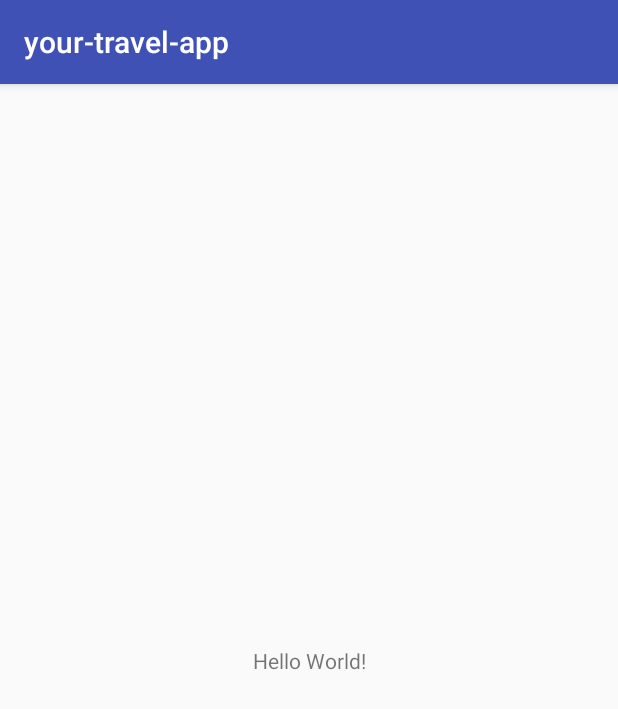
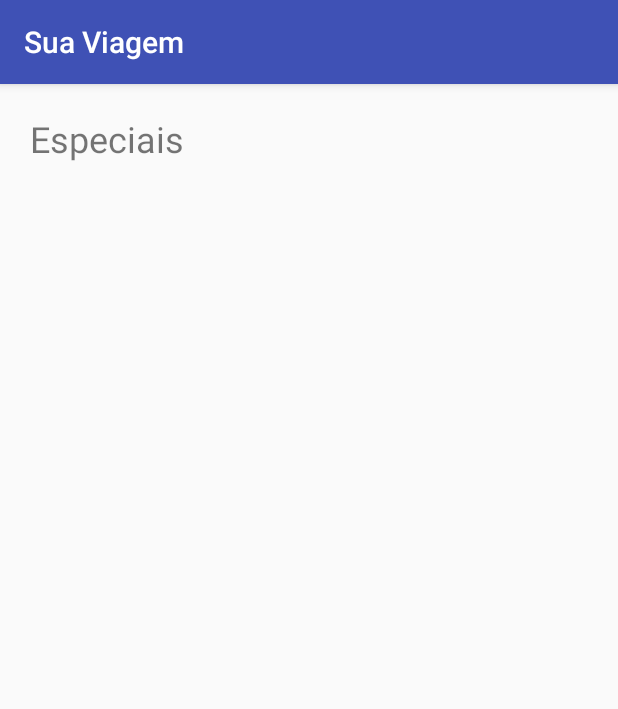
Before and after one commit to GabrielTavares99/your-travel-app, an Android app: the screen it shows after launch (ListaPacotesActivity), on a phone screen of 412 x 824 dp. Shown: the top 709 px of the screen. Run offline under Robolectric (Android 15) with nearby library versions, the phone set to English and light mode, and no system bars.

Commit message:
Criando primeira activity de exibição de pacotes de viagem

```diff
--- a/app/src/main/AndroidManifest.xml
+++ b/app/src/main/AndroidManifest.xml
@@ -9,7 +9,7 @@
         android:roundIcon="@mipmap/ic_launcher_round"
         android:supportsRtl="true"
         android:theme="@style/AppTheme">
-        <activity android:name=".ListaPacotesActivity">
+        <activity android:name="com.ueuo.gabrieltavares.main.ListaPacotesActivity">
             <intent-filter>
                 <action android:name="android.intent.action.MAIN" />
 
--- a/app/src/main/java/com/ueuo/gabrieltavares/your_travel_app/ListaPacotesActivity.java
+++ b/app/src/main/java/com/ueuo/gabrieltavares/main/ListaPacotesActivity.java
@@ -1,7 +1,9 @@
-package com.ueuo.gabrieltavares.your_travel_app;
+package com.ueuo.gabrieltavares.main;
 
 import android.support.v7.app.AppCompatActivity;
 import android.os.Bundle;
+
+import com.ueuo.gabrieltavares.your_travel_app.R;
 
 public class ListaPacotesActivity extends AppCompatActivity {
 
--- a/app/src/main/res/layout/activity_lista_pacotes.xml
+++ b/app/src/main/res/layout/activity_lista_pacotes.xml
@@ -4,15 +4,16 @@
     xmlns:tools="http://schemas.android.com/tools"
     android:layout_width="match_parent"
     android:layout_height="match_parent"
-    tools:context="com.ueuo.gabrieltavares.your_travel_app.ListaPacotesActivity">
+    tools:context="com.ueuo.gabrieltavares.main.ListaPacotesActivity">
 
     <TextView
         android:layout_width="wrap_content"
         android:layout_height="wrap_content"
-        android:text="Hello World!"
-        app:layout_constraintBottom_toBottomOf="parent"
+        android:layout_marginTop="20dp"
+        android:layout_marginStart="20dp"
+        android:textSize="24sp"
+        android:text="@string/tipo_pacote_especial"
         app:layout_constraintLeft_toLeftOf="parent"
-        app:layout_constraintRight_toRightOf="parent"
         app:layout_constraintTop_toTopOf="parent" />
 
 </android.support.constraint.ConstraintLayout>
```
Also changed, not shown: app/src/main/res/values/strings.xml (+6 -1 lines), 1 other file.
